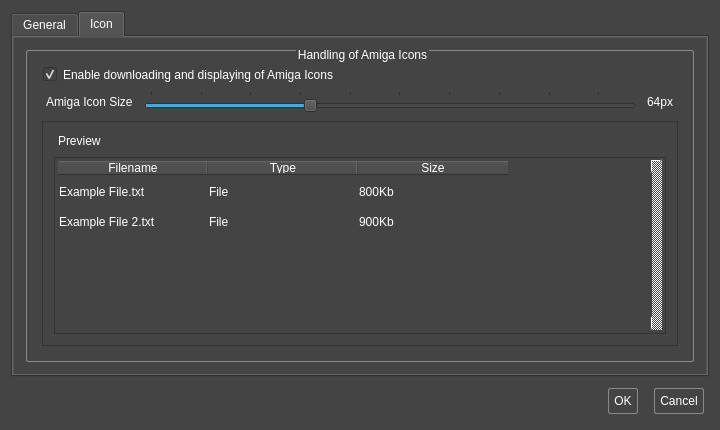
Qt form ApolloExplorerPC/dialogpreferences.ui (ronybeck/ApolloExplorer) before a commit.
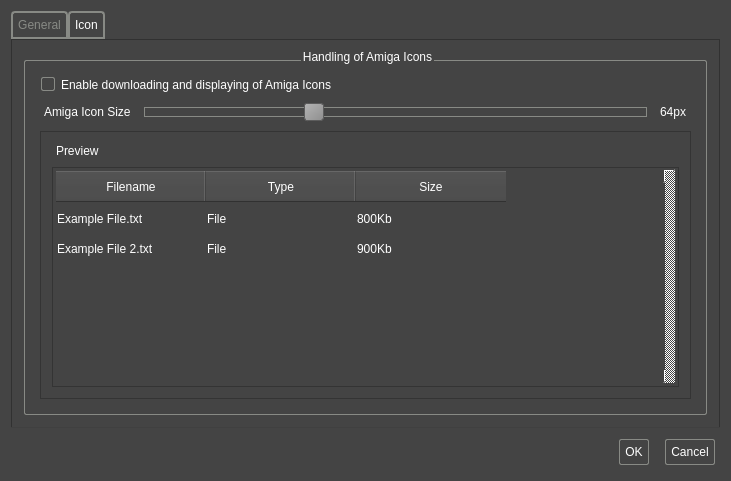
The same form after that commit. The open tabs and pages were chosen to show the change. Icons and pictures are not drawn.

Diff of the .ui file:
```diff
--- a/ApolloExplorerPC/dialogpreferences.ui
+++ b/ApolloExplorerPC/dialogpreferences.ui
@@ -6,8 +6,8 @@
    <rect>
     <x>0</x>
     <y>0</y>
-    <width>720</width>
-    <height>430</height>
+    <width>731</width>
+    <height>481</height>
    </rect>
   </property>
   <property name="sizePolicy">
@@ -24,8 +24,8 @@
   </property>
   <property name="maximumSize">
    <size>
-    <width>720</width>
-    <height>430</height>
+    <width>16777215</width>
+    <height>16777215</height>
    </size>
   </property>
   <property name="windowTitle">
@@ -48,6 +48,58 @@
 	margin: 1px;
 }
 
+QHeaderView::section {
+	background-color: #444444;
+	color:  white;
+	font: 700 10pt &quot;Comfortaa&quot;;
+	height: 35px;
+}
+
+QTabWidget::pane
+{
+    background-color: #444444;
+}
+
+QTabBar::tab
+{
+	background-color: #444444;
+	border: 2px solid rgb(136, 138, 133);
+    border-top-left-radius: 4px;
+    border-top-right-radius: 4px;
+    min-width: 8ex;
+    padding: 5px;
+	color: rgb(136, 138, 133);
+}
+
+QTabBar::tab:selected, QTabBar::tab:hover
+{
+    background-color: #444444;
+	font: 700 10pt &quot;Comfortaa&quot; bold;
+	color:  white;
+}
+
+QTabWidget::tab-bar
+{
+    background-color: #444444;
+}
+
+QSlider::groove:horizontal {
+    border: 1px solid rgb(136, 138, 133);
+    height: 8px;
+    background: #444444;
+    margin: 2px 0;
+}
+
+QSlider::handle:horizontal {
+    background: qlineargradient(x1:0, y1:0, x2:1, y2:1, stop:0 #b4b4b4, stop:1 #8f8f8f);
+    border: 1px solid #5c5c5c;
+    width: 18px;
+	hieght: 12px;
+    margin: -5px;
+    border-radius: 3px;
+}
+
+
 QCSpinBox
 {
 	background-color: #444444;
@@ -101,6 +153,7 @@
 	padding: 5px;
 	border: 1px solid  rgb(136, 138, 133);
 	margin: 2px;
+    margin-top: 10px;
 	border-radius: 2px;
 }
 QGroupBox::Title
@@ -109,6 +162,21 @@
     subcontrol-position: top center;
 	margin: 0px;
 }
+
+QCheckBox::indicator
+{
+	border: 1px solid rgb(136, 138, 133);
+    border-radius: 2px;
+}
+
+QCheckBox::indicator:unchecked {
+    image: url(checkbox_unchecked.png);
+}
+
+QCheckBox::indicator:checked {
+    image: url(checkbox_checked.png);
+	background-color: red;
+}
 </string>
   </property>
   <property name="sizeGripEnabled">
```
Left out of the diff: 2 changed lines with no effect on the pictures.
